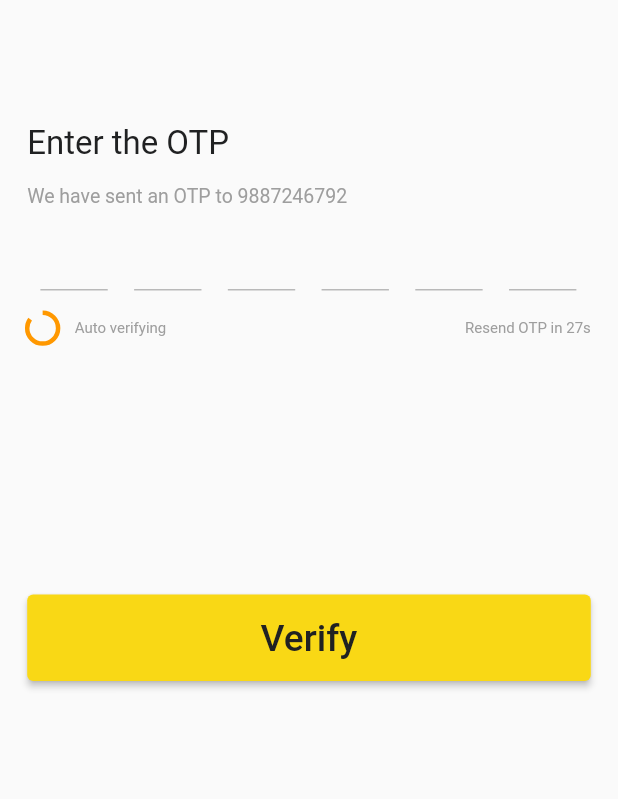
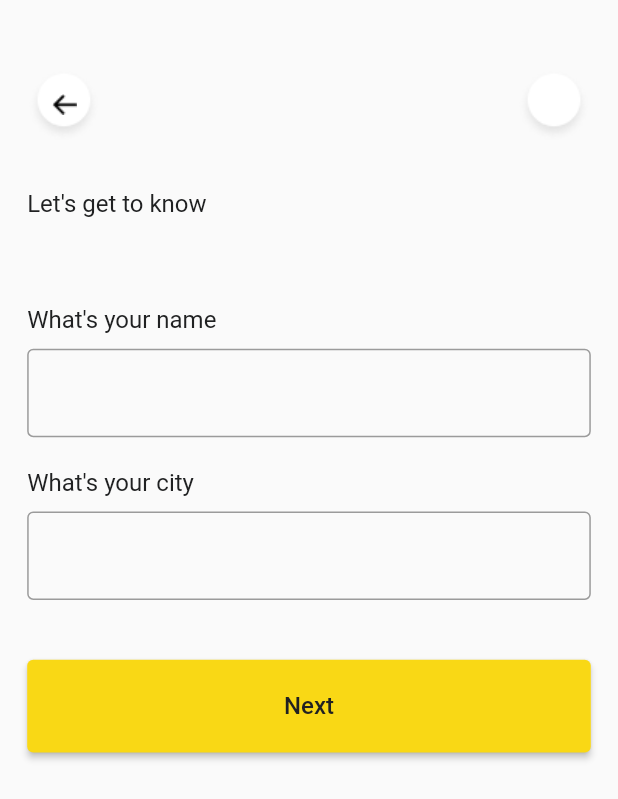
Before and after one commit to bnbrwd/rapido-Flutter, a Flutter app: the screen it shows after launch, on a phone screen of 412 x 824 dp. Shown: the top 799 px of the screen. Run offline on Flutter 3.47's test engine with Material 2 defaults, Android fonts, the phone set to English and light mode, and no system bars; drawn by our look-alikes of otp_text_field.

Commit message:
location permission give page implementing

```diff
--- a/rapido_bidds/lib/main.dart
+++ b/rapido_bidds/lib/main.dart
@@ -1,4 +1,6 @@
 import 'package:flutter/material.dart';
+import 'package:flutter_complete_guide/screens/location_permission_given.dart';
+import 'package:flutter_complete_guide/screens/location_permission_not_given.dart';
 import './screens/splash_screen.dart';
 
 void main() => runApp(MyApp());
@@ -8,7 +10,9 @@ class MyApp extends StatelessWidget {
   Widget build(BuildContext context) {
     return MaterialApp(
       title: 'Rapido Screen',
-      home: SplachScreen(),
+      // home: SplachScreen(),
+      // home: LocationPermissionGiven(),
+      home: LocationPermissionNotGiven(),
       debugShowCheckedModeBanner: false,
     );
   }
--- /dev/null
+++ b/rapido_bidds/lib/screens/location_permission_not_given.dart
@@ -0,0 +1,150 @@
+import 'package:flutter/material.dart';
+
+class LocationPermissionNotGiven extends StatefulWidget {
+  @override
+  State<LocationPermissionNotGiven> createState() =>
+      _LocationPermissionNotGivenState();
+}
+
+class _LocationPermissionNotGivenState
+    extends State<LocationPermissionNotGiven> {
+  var size, height, width, statusBarHeight;
+
+  @override
+  Widget build(BuildContext context) {
+    statusBarHeight = MediaQuery.of(context).viewPadding.top;
+    // getting the size of the window
+    size = MediaQuery.of(context).size;
+    height = size.height;
+    width = size.width;
+
+    return Scaffold(
+      // appBar: AppBar(
+      //   title: Text('kk'),
+      // ),
+      body: SingleChildScrollView(
+        child: Container(
+          margin: EdgeInsets.only(
+            left: width * 0.044,
+            right: width * 0.044,
+            top: height * 0.056,
+          ),
+          child: Column(
+            children: <Widget>[
+              Row(
+                mainAxisAlignment: MainAxisAlignment.spaceBetween,
+                children: <Widget>[
+                  Container(
+                    // child: GestureDetector(
+                    //   child: Image.asset('assets/image/eclipse.png'),
+                    //   onTap: () {},
+                    // ),
+                    child: Stack(
+                      children: <Widget>[
+                        Container(
+                          alignment: Alignment.center,
+                          child: GestureDetector(
+                            child: Image.asset('assets/image/eclipse.png'),
+                            onTap: () {},
+                          ),
+                        ),
+                        Positioned(
+                          top: height * 0.02,
+                          left: width * 0.04,
+                          child: GestureDetector(
+                            child: Image.asset('assets/image/Vector.png'),
+                            onTap: () {},
+                          ),
+                        ),
+                      ],
+                    ),
+                  ),
+                  Container(
+                    child: GestureDetector(
+                      child: Image.asset('assets/image/eclipse.png'),
+                      onTap: () {},
+                    ),
+                  ),
+                ],
+              ),
+              SizedBox(height: height * (24 / 640)),
+              Align(
+                alignment: Alignment.centerLeft,
+                child: Text(
+                  'Let\'s get to know',
+                  style: TextStyle(
+                    color: Color.fromRGBO(32, 33, 34, 1),
+                    fontSize: 16,
+                  ),
+                ),
+              ),
+              SizedBox(height: height * 0.071),
+              Align(
+                alignment: Alignment.centerLeft,
+                child: Text(
+                  'What\'s your name',
+                  style: TextStyle(
+                    color: Color.fromRGBO(32, 33, 34, 1),
+                    fontSize: 16,
+                  ),
+                ),
+              ),
+              SizedBox(height: height * 0.012),
+              TextFormField(
+                // onChanged: (_) => _checkValidation(),
+                // controller: _textEditController,
+                // maxLength: 10,
+                decoration: InputDecoration(
+                  // labelText: 'Phone number',
+                  border: OutlineInputBorder(),
+                ),
+                keyboardType: TextInputType.name,
+              ),
+              SizedBox(height: height * 0.025),
+              Align(
+                alignment: Alignment.centerLeft,
+                child: Text(
+                  'What\'s your city',
+                  style: TextStyle(
+                    color: Color.fromRGBO(32, 33, 34, 1),
+                    fontSize: 16,
+                  ),
+                ),
+              ),
+              SizedBox(height: height * 0.012),
+              TextFormField(
+                // onChanged: (_) => _checkValidation(),
+                // controller: _textEditController,
+                // maxLength: 10,
+                decoration: InputDecoration(
+                  // labelText: 'Phone number',
+                  border: OutlineInputBorder(),
+                ),
+                keyboardType: TextInputType.name,
+              ),
+              SizedBox(height: height * (31 / 640)),
+              SizedBox(
+                width: double.infinity,
+                height: height * (48 / 640),
+                child: ElevatedButton(
+                  style: ButtonStyle(
+                    backgroundColor: MaterialStateProperty.all(
+                      Color.fromRGBO(249, 216, 21, 1),
+                    ),
+                    foregroundColor: MaterialStateProperty.all(
+                        Color.fromRGBO(32, 33, 34, 1)),
+                  ),
+                  child: Text(
+                    'Next',
+                    style: TextStyle(fontSize: 16),
+                  ),
+                  onPressed: () {},
+                ),
+              ),
+            ],
+          ),
+        ),
+      ),
+    );
+  }
+}
--- a/rapido_bidds/lib/screens/login_screen.dart
+++ b/rapido_bidds/lib/screens/login_screen.dart
@@ -14,7 +14,7 @@ class _LoginScreenState extends State<LoginScreen> {
   }
 
   _navigateToLoginScreen() async {
-    await Future.delayed(Duration(seconds: 1), () {});
+    await Future.delayed(Duration(seconds: 3), () {});
     Navigator.pushReplacement(
         context, MaterialPageRoute(builder: (context) => OTPScreen()));
   }
@@ -104,7 +104,7 @@ class _LoginScreenState extends State<LoginScreen> {
                   child: Text('Verify'),
                   onPressed: () {},
                 ),
-              )
+              ),
             ],
           ),
         ),
--- a/rapido_bidds/lib/screens/splash_screen.dart
+++ b/rapido_bidds/lib/screens/splash_screen.dart
@@ -14,7 +14,7 @@ class _SplachScreenState extends State<SplachScreen> {
   }
 
   _navigateToLoginScreen() async {
-    await Future.delayed(Duration(seconds: 1), () {});
+    await Future.delayed(Duration(seconds: 3), () {});
     Navigator.pushReplacement(
         context, MaterialPageRoute(builder: (context) => LoginScreen()));
   }
--- a/rapido_bidds/pubspec.yaml
+++ b/rapido_bidds/pubspec.yaml
@@ -45,6 +45,8 @@ flutter:
     - assets/image/cross.png
     - assets/image/rapido_Logo.png
     - assets/image/verify.png
+    - assets/image/eclipse.png
+    - assets/image/Vector.png
   # An image asset can refer to one or more resolution-specific "variants", see
   # https://flutter.dev/assets-and-images/#resolution-aware.
   # For details regarding adding assets from package dependencies, see
```
Also changed, not shown: rapido_bidds/lib/screens/location_permission_given.dart (added, +112 -0 lines), rapido_bidds/lib/screens/otp_screen.dart (+47 -8 lines), rapido_bidds/assets/image/Vector.png (added), rapido_bidds/assets/image/drawer.png (added), rapido_bidds/assets/image/eclipse.png (added).
